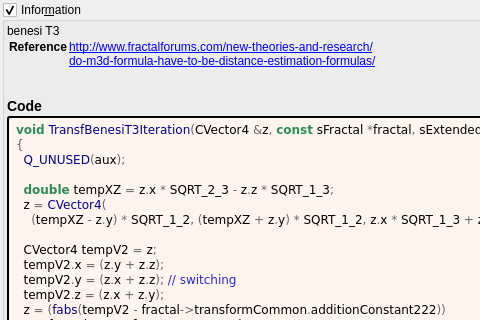
buddhi1980/mandelbulber2, file mandelbulber2/formula/ui/transf_benesi_t3.ui: the form before one commit; both pictures show x 0 to 480 and y 350 to 670 of the 916 by 1070 pixel window.
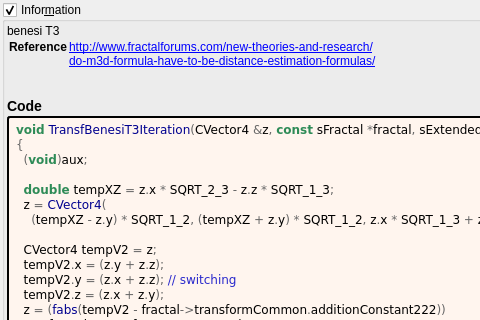
The form after the commit. Custom widgets are drawn as their Qt base class.

Diff of the .ui file:
```diff
--- a/mandelbulber2/formula/ui/transf_benesi_t3.ui
+++ b/mandelbulber2/formula/ui/transf_benesi_t3.ui
@@ -574,7 +574,7 @@
          <string notr="true">&lt;body style=&quot;background-color:#fff5ee&quot;&gt;
 &lt;pre style=&quot;color:#000000; background-color:#fff5ee;  font-family:&#039;Courier New&#039;,monospace;white-space: pre-wrap;&quot;&gt;&lt;span style=&quot;color:#2e8b57; font-weight:bold&quot;&gt;void&lt;/span&gt; &lt;span style=&quot;color:#00008f&quot;&gt;TransfBenesiT3Iteration&lt;/span&gt;&lt;span style=&quot;color:#676767&quot;&gt;(&lt;/span&gt;CVector4 &lt;span style=&quot;color:#676767&quot;&gt;&amp;amp;&lt;/span&gt;z&lt;span style=&quot;color:#676767&quot;&gt;,&lt;/span&gt; &lt;span style=&quot;color:#2e8b57; font-weight:bold&quot;&gt;const&lt;/span&gt; sFractal &lt;span style=&quot;color:#676767&quot;&gt;*&lt;/span&gt;fractal&lt;span style=&quot;color:#676767&quot;&gt;,&lt;/span&gt; sExtendedAux &lt;span style=&quot;color:#676767&quot;&gt;&amp;amp;&lt;/span&gt;aux&lt;span style=&quot;color:#676767&quot;&gt;)&lt;/span&gt;
 &lt;span style=&quot;color:#676767&quot;&gt;{&lt;/span&gt;
-  &lt;span style=&quot;color:#00008f&quot;&gt;Q_UNUSED&lt;/span&gt;&lt;span style=&quot;color:#676767&quot;&gt;(&lt;/span&gt;aux&lt;span style=&quot;color:#676767&quot;&gt;);&lt;/span&gt;
+  &lt;span style=&quot;color:#676767&quot;&gt;(&lt;/span&gt;&lt;span style=&quot;color:#2e8b57; font-weight:bold&quot;&gt;void&lt;/span&gt;&lt;span style=&quot;color:#676767&quot;&gt;)&lt;/span&gt;aux&lt;span style=&quot;color:#676767&quot;&gt;;&lt;/span&gt;
 
   &lt;span style=&quot;color:#2e8b57; font-weight:bold&quot;&gt;double&lt;/span&gt; tempXZ &lt;span style=&quot;color:#676767&quot;&gt;=&lt;/span&gt; z&lt;span style=&quot;color:#676767&quot;&gt;.&lt;/span&gt;x &lt;span style=&quot;color:#676767&quot;&gt;*&lt;/span&gt; SQRT_2_3 &lt;span style=&quot;color:#676767&quot;&gt;-&lt;/span&gt; z&lt;span style=&quot;color:#676767&quot;&gt;.&lt;/span&gt;z &lt;span style=&quot;color:#676767&quot;&gt;*&lt;/span&gt; SQRT_1_3&lt;span style=&quot;color:#676767&quot;&gt;;&lt;/span&gt;
   z &lt;span style=&quot;color:#676767&quot;&gt;=&lt;/span&gt; &lt;span style=&quot;color:#00008f&quot;&gt;CVector4&lt;/span&gt;&lt;span style=&quot;color:#676767&quot;&gt;(&lt;/span&gt;
```
